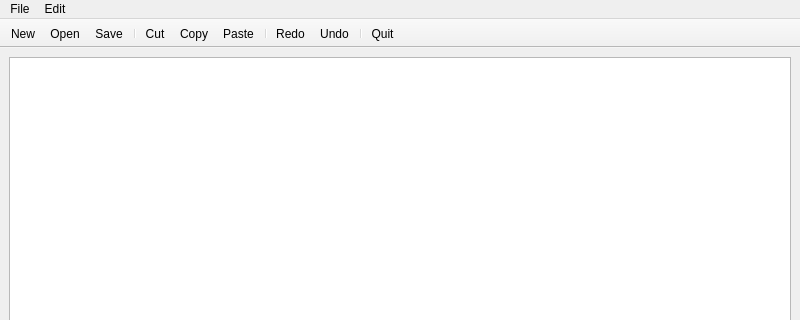
First picture: the form in texteditormainwindow.ui, repository bliscosque/QTTextEditor, before the edit; both pictures show x 0 to 800 and y 0 to 320 of the 800 by 600 pixel window.
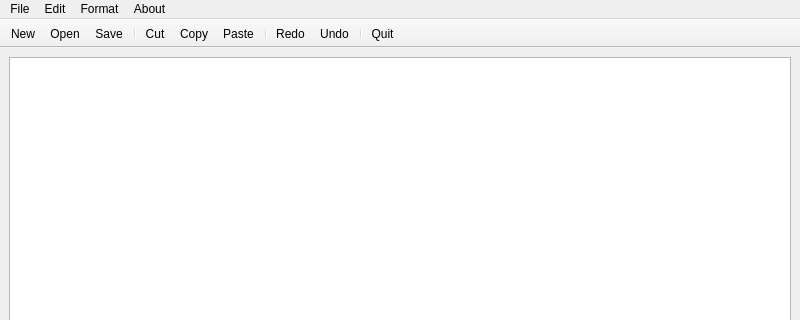
Second picture: the form after the edit. Icons and pictures are not drawn.

```diff
--- a/texteditormainwindow.ui
+++ b/texteditormainwindow.ui
@@ -50,8 +50,24 @@
     <addaction name="actionRedo"/>
     <addaction name="actionUndo"/>
    </widget>
+   <widget class="QMenu" name="menuFormat">
+    <property name="title">
+     <string>Format</string>
+    </property>
+    <addaction name="actionColor"/>
+    <addaction name="actionBackground"/>
+    <addaction name="actionFont"/>
+   </widget>
+   <widget class="QMenu" name="menuAbout">
+    <property name="title">
+     <string>About</string>
+    </property>
+    <addaction name="actionAbout_this_app"/>
+   </widget>
    <addaction name="menuFile"/>
    <addaction name="menuEdit"/>
+   <addaction name="menuFormat"/>
+   <addaction name="menuAbout"/>
   </widget>
   <widget class="QStatusBar" name="statusbar"/>
   <widget class="QToolBar" name="toolBar">
```
Left out of the diff: 48 changed lines with no effect on the pictures.
